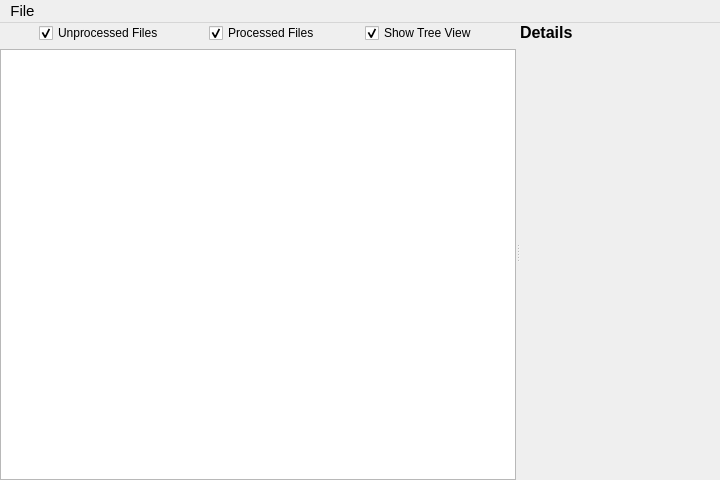
The window that Editor/Source/AssetProcessor/Public/GUI/AssetImporter/AssetImporterWindow.ui (neelmewada/CrystalEngine) describes before a commit, drawn with Qt 5.
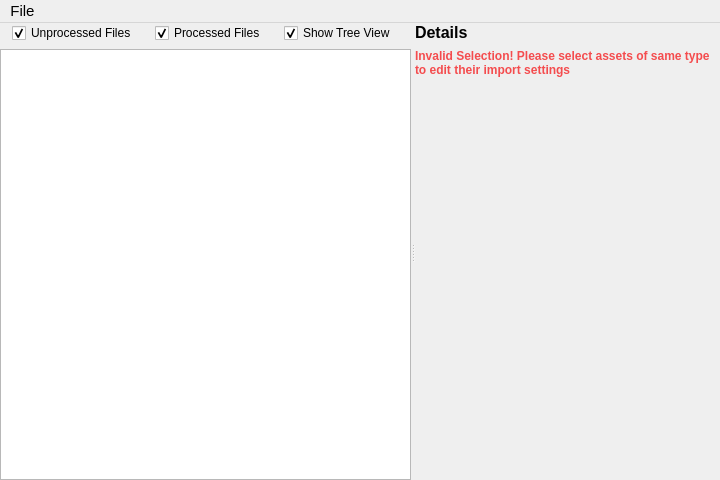
The same window after the commit.

```diff
--- a/Editor/Source/AssetProcessor/Public/GUI/AssetImporter/AssetImporterWindow.ui
+++ b/Editor/Source/AssetProcessor/Public/GUI/AssetImporter/AssetImporterWindow.ui
@@ -128,6 +128,30 @@
           </property>
          </widget>
         </item>
+        <item>
+         <widget class="QLabel" name="incompatibleSelectionLabel">
+          <property name="minimumSize">
+           <size>
+            <width>0</width>
+            <height>30</height>
+           </size>
+          </property>
+          <property name="font">
+           <font>
+            <bold>true</bold>
+           </font>
+          </property>
+          <property name="styleSheet">
+           <string notr="true">color: rgb(244, 76, 78);</string>
+          </property>
+          <property name="text">
+           <string>Invalid Selection! Please select assets of same type to edit their import settings</string>
+          </property>
+          <property name="wordWrap">
+           <bool>true</bool>
+          </property>
+         </widget>
+        </item>
         <item>
          <layout class="QVBoxLayout" name="detailsPanelContent"/>
         </item>
```
